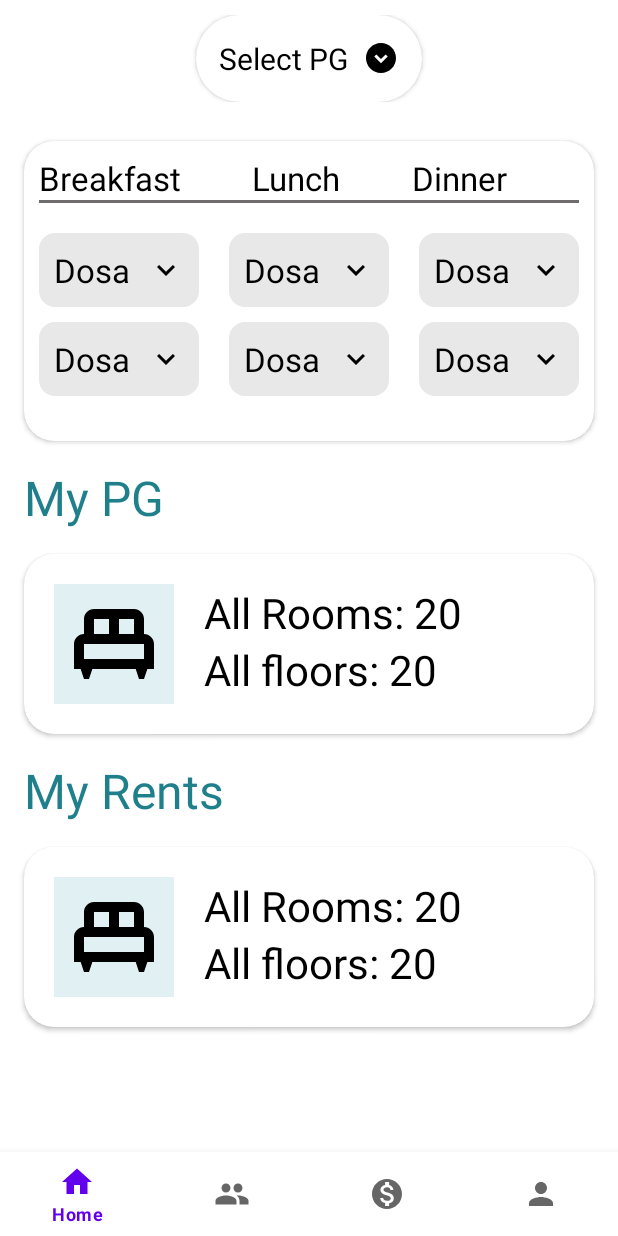
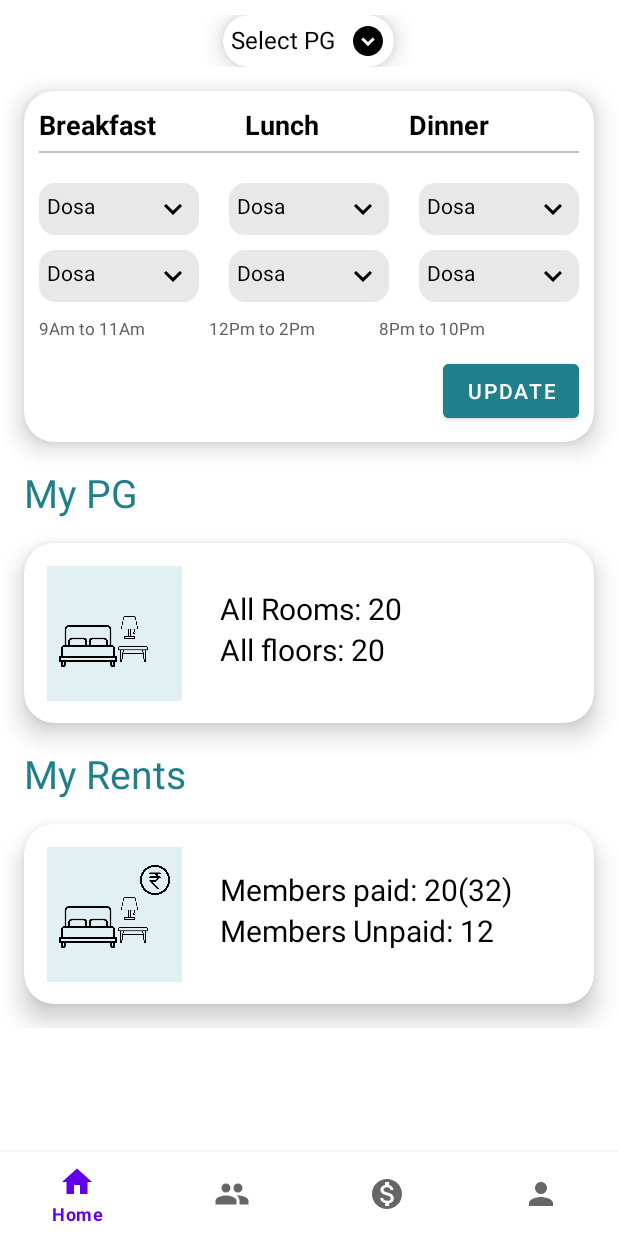
Before and after one commit to anandrajsingh/PGSearch, an Android app: the HomeFragment screen opened directly, with no data from a screen before it, on a phone screen of 412 x 824 dp. Run offline under Robolectric (Android 15) with nearby library versions, the phone set to English and light mode, and no system bars; our stand-ins replace navigation-ui.

Commit message:
Updated UI

```diff
--- /dev/null
+++ b/app/src/main/res/drawable/button2.xml
@@ -0,0 +1,7 @@
+<?xml version="1.0" encoding="utf-8"?>
+<shape xmlns:android="http://schemas.android.com/apk/res/android">
+    <solid android:color="@color/dark" />
+    <stroke android:width="1dp" android:color="@color/dark" />
+    <padding android:left="10dp" android:top="10dp" android:right="10dp" android:bottom="10dp" />
+    <corners android:radius="45dp" />
+</shape>
--- a/app/src/main/res/layout/fragment_home.xml
+++ b/app/src/main/res/layout/fragment_home.xml
@@ -12,34 +12,36 @@
         android:layout_height="match_parent">
 
         <LinearLayout
-            android:layout_margin="10dp"
+            android:layout_marginTop="10dp"
             android:orientation="vertical"
             android:layout_width="match_parent"
             android:layout_height="wrap_content">
 
             <androidx.cardview.widget.CardView
                 app:cardCornerRadius="50dp"
+                app:cardElevation="10dp"
                 android:layout_gravity="center"
                 android:layout_width="wrap_content"
                 android:layout_height="wrap_content">
                 <TextView
-                    android:layout_margin="15dp"
+                    android:layout_margin="5dp"
                     android:text="Select PG"
-                    android:textSize="20sp"
+                    android:textSize="16sp"
                     android:textColor="@color/black"
                     android:layout_width="wrap_content"
                     android:layout_height="wrap_content"
                     android:drawablePadding="10dp"
                     app:drawableEndCompat="@drawable/ic_circle_down" />
             </androidx.cardview.widget.CardView>
+
         </LinearLayout>
 
         <androidx.cardview.widget.CardView
             android:layout_margin="16dp"
             app:cardCornerRadius="20dp"
-            android:elevation="50dp"
+            app:cardElevation="10dp"
             android:layout_width="match_parent"
-            android:layout_height="200dp">
+            android:layout_height="wrap_content">
 
             <LinearLayout
                 android:orientation="vertical"
@@ -55,30 +57,34 @@
                     <TextView
                         android:text="Breakfast"
                         android:textColor="@color/black"
-                        android:textSize="22sp"
+                        android:textSize="18sp"
+                        android:textStyle="bold"
                         android:layout_weight="1"
                         android:layout_width="wrap_content"
                         android:layout_height="wrap_content"/>
                     <TextView
                         android:text="Lunch"
                         android:textColor="@color/black"
-                        android:textSize="22sp"
+                        android:textSize="18sp"
+                        android:textStyle="bold"
                         android:layout_weight="1"
                         android:layout_width="wrap_content"
                         android:layout_height="wrap_content"/>
                     <TextView
                         android:text="Dinner"
                         android:textColor="@color/black"
-                        android:textSize="22sp"
+                        android:textSize="18sp"
+                        android:textStyle="bold"
                         android:layout_weight="1"
                         android:layout_width="wrap_content"
                         android:layout_height="wrap_content"/>
                 </LinearLayout>
 
                 <View
-                    android:background="#6E6C6C"
+                    android:background="#C1BEBE"
+                    android:layout_marginTop="5dp"
                     android:layout_width="match_parent"
-                    android:layout_height="2dp"/>
+                    android:layout_height="1dp"/>
 
                 <LinearLayout
                     android:layout_marginTop="20dp"
@@ -89,10 +95,10 @@
                     <TextView
                         android:text="Dosa"
                         android:textColor="@color/black"
-                        android:textSize="22sp"
+                        android:textSize="14sp"
                         android:layout_weight="1"
                         android:background="@drawable/txt_background"
-                        android:padding="10dp"
+                        android:padding="5dp"
                         android:layout_marginEnd="20dp"
                         android:drawableEnd="@drawable/ic_arrow"
                         android:layout_width="wrap_content"
@@ -100,9 +106,9 @@
                     <TextView
                         android:text="Dosa"
                         android:textColor="@color/black"
-                        android:textSize="22sp"
+                        android:textSize="14sp"
                         android:background="@drawable/txt_background"
-                        android:padding="10dp"
+                        android:padding="5dp"
                         android:layout_marginEnd="20dp"
                         android:layout_weight="1"
                         android:drawableEnd="@drawable/ic_arrow"
@@ -111,9 +117,9 @@
                     <TextView
                         android:text="Dosa"
                         android:textColor="@color/black"
-                        android:textSize="22sp"
+                        android:textSize="14sp"
                         android:background="@drawable/txt_background"
-                        android:padding="10dp"
+                        android:padding="5dp"
                         android:layout_weight="1"
                         android:drawableEnd="@drawable/ic_arrow"
                         android:layout_width="wrap_content"
@@ -129,10 +135,10 @@
                     <TextView
                         android:text="Dosa"
                         android:textColor="@color/black"
-                        android:textSize="22sp"
+                        android:textSize="14sp"
                         android:layout_weight="1"
                         android:background="@drawable/txt_background"
-                        android:padding="10dp"
+                        android:padding="5dp"
                         android:layout_marginEnd="20dp"
                         android:drawableEnd="@drawable/ic_arrow"
                         android:layout_width="wrap_content"
@@ -140,9 +146,9 @@
                     <TextView
                         android:text="Dosa"
                         android:textColor="@color/black"
-                        android:textSize="22sp"
+                        android:textSize="14sp"
                         android:background="@drawable/txt_background"
-                        android:padding="10dp"
+                        android:padding="5dp"
                         android:layout_marginEnd="20dp"
                         android:layout_weight="1"
                         android:drawableEnd="@drawable/ic_arrow"
@@ -151,15 +157,52 @@
                     <TextView
                         android:text="Dosa"
                         android:textColor="@color/black"
-                        android:textSize="22sp"
+                        android:textSize="14sp"
                         android:background="@drawable/txt_background"
-                        android:padding="10dp"
+                        android:padding="5dp"
                         android:layout_weight="1"
                         android:drawableEnd="@drawable/ic_arrow"
                         android:layout_width="wrap_content"
                         android:layout_height="wrap_content"/>
                 </LinearLayout>
 
+                <LinearLayout
+                    android:layout_marginTop="10dp"
+                    android:weightSum="3"
+                    android:orientation="horizontal"
+                    android:layout_width="match_parent"
+                    android:layout_height="wrap_content">
+                    <TextView
+                        android:text="9Am to 11Am"
+                        android:textColor="#616060"
+                        android:textSize="11sp"
+                        android:layout_weight="1"
+                        android:layout_width="wrap_content"
+                        android:layout_height="wrap_content"/>
+                    <TextView
+                        android:text="12Pm to 2Pm"
+                        android:textColor="#616060"
+                        android:textSize="11sp"
+                        android:layout_weight="1"
+                        android:layout_width="wrap_content"
+                        android:layout_height="wrap_content"/>
+                    <TextView
+                        android:text="8Pm to 10Pm"
+                        android:textColor="#616060"
+                        android:textSize="11sp"
+                        android:layout_weight="1"
+                        android:layout_marginEnd="20dp"
+                        android:layout_width="wrap_content"
+                        android:layout_height="wrap_content"/>
+                </LinearLayout>
+
+                <Button
+                    android:text="Update"
+                    android:layout_gravity="right"
+                    android:layout_marginTop="10dp"
+                    android:backgroundTint="@color/dark"
+                    android:layout_width="wrap_content"
+                    android:layout_height="wrap_content"/>
 
             </LinearLayout>
 
@@ -167,7 +210,7 @@
 
         <TextView
             android:text="My PG"
-            android:textSize="32sp"
+            android:textSize="26sp"
             android:textColor="@color/dark"
             android:layout_marginStart="16dp"
             android:layout_width="wrap_content"
@@ -176,7 +219,7 @@
         <androidx.cardview.widget.CardView
             android:layout_margin="16dp"
             app:cardCornerRadius="20dp"
-            android:elevation="50dp"
+            app:cardElevation="10dp"
             android:layout_width="match_parent"
             android:layout_height="120dp">
 
@@ -185,33 +228,58 @@
                 android:layout_width="match_parent"
                 android:layout_height="match_parent">
 
-                <LinearLayout
-                    android:background="#E1F1F3"
-                    android:layout_margin="20dp"
-                    android:layout_width="80dp"
-                    android:layout_height="80dp">
+                <androidx.constraintlayout.widget.ConstraintLayout
+                    android:layout_width="90dp"
+                    android:layout_height="90dp"
+                    android:layout_margin="15dp"
+                    android:background="#E1F1F3">
 
                     <ImageView
-                        android:src="@drawable/baseline_single_bed_24"
-                        android:layout_width="match_parent"
-                        android:layout_height="match_parent"/>
+                        android:id="@+id/imageView2"
+                        android:layout_width="40dp"
+                        android:layout_height="40dp"
+                        android:src="@drawable/bed"
+                        app:layout_constraintBottom_toBottomOf="parent"
+                        app:layout_constraintEnd_toEndOf="parent"
+                        app:layout_constraintHorizontal_bias="0.14"
+                        app:layout_constraintStart_toStartOf="parent"
+                        app:layout_constraintTop_toTopOf="parent"
+                        app:layout_constraintVertical_bias="0.66" />
 
-                </LinearLayout>
+                    <ImageView
+                        android:id="@+id/imageView"
+                        android:layout_width="15dp"
+                        android:layout_height="15dp"
+                        android:src="@drawable/floor_lamp"
+                        app:layout_constraintStart_toEndOf="@+id/imageView2"
+                        app:layout_constraintTop_toTopOf="@+id/imageView2"
+                        app:layout_constraintVertical_bias="0.2" />
+
+                    <ImageView
+                        android:id="@+id/imageView3"
+                        android:layout_width="20dp"
+                        android:layout_height="20dp"
+                        android:src="@drawable/table"
+                        app:layout_constraintStart_toEndOf="@+id/imageView2"
+                        app:layout_constraintTop_toBottomOf="@+id/imageView" />
+
+                </androidx.constraintlayout.widget.ConstraintLayout>
 
                 <LinearLayout
                     android:layout_marginTop="20dp"
+                    android:padding="10dp"
                     android:orientation="vertical"
                     android:layout_width="wrap_content"
                     android:layout_height="wrap_content">
                     <TextView
                         android:text="All Rooms: 20"
-                        android:textSize="28sp"
+                        android:textSize="20sp"
                         android:textColor="@color/black"
                         android:layout_width="wrap_content"
                         android:layout_height="wrap_content"/>
                     <TextView
                         android:text="All floors: 20"
-                        android:textSize="28sp"
+                        android:textSize="20sp"
                         android:textColor="@color/black"
                         android:layout_width="wrap_content"
                         android:layout_height="wrap_content"/>
@@ -223,7 +291,7 @@
 
         <TextView
             android:text="My Rents"
-            android:textSize="32sp"
+            android:textSize="26sp"
             android:textColor="@color/dark"
             android:layout_marginStart="16dp"
             android:layout_width="wrap_content"
@@ -232,7 +300,7 @@
         <androidx.cardview.widget.CardView
             android:layout_margin="16dp"
             app:cardCornerRadius="20dp"
-            android:elevation="50dp"
+            app:cardElevation="10dp"
             android:layout_width="match_parent"
             android:layout_height="120dp">
 
@@ -241,33 +309,68 @@
                 android:layout_width="match_parent"
                 android:layout_height="match_parent">
 
-                <LinearLayout
-                    android:background="#E1F1F3"
-                    android:layout_margin="20dp"
-                    android:layout_width="80dp"
-                    android:layout_height="80dp">
+                <androidx.constraintlayout.widget.ConstraintLayout
+                    android:layout_width="90dp"
+                    android:layout_height="90dp"
+                    android:layout_margin="15dp"
+                    android:background="#E1F1F3">
 
                     <ImageView
-                        android:src="@drawable/baseline_single_bed_24"
-                        android:layout_width="match_parent"
-                        android:layout_height="match_parent"/>
+                        android:id="@+id/image2"
+                        android:layout_width="40dp"
+                        android:layout_height="40dp"
+                        android:src="@drawable/bed"
+                        app:layout_constraintBottom_toBottomOf="parent"
+                        app:layout_constraintEnd_toEndOf="parent"
+                        app:layout_constraintHorizontal_bias="0.14"
+                        app:layout_constraintStart_toStartOf="parent"
+                        app:layout_constraintTop_toTopOf="parent"
+                        app:layout_constraintVertical_bias="0.66" />
 
-                </LinearLayout>
+                    <ImageView
+                        android:id="@+id/image"
+                        android:layout_width="15dp"
+                        android:layout_height="15dp"
+                        android:src="@drawable/floor_lamp"
+                        app:layout_constraintStart_toEndOf="@+id/image2"
+                        app:layout_constraintTop_toTopOf="@+id/image2"
+                        app:layout_constraintVertical_bias="0.2" />
+
+                    <ImageView
+                        android:id="@+id/image3"
+                        android:layout_width="20dp"
+                        android:layout_height="20dp"
+                        android:src="@drawable/table"
+                        app:layout_constraintStart_toEndOf="@+id/image2"
+                        app:layout_constraintTop_toBottomOf="@+id/image" />
+
+                    <ImageView
+                        android:id="@+id/image4"
+                        android:layout_width="20dp"
+                        android:layout_height="20dp"
+                        android:layout_marginTop="12dp"
+                        android:layout_marginEnd="8dp"
+                        android:src="@drawable/rupee"
+                        app:layout_constraintEnd_toEndOf="parent"
+                        app:layout_constraintTop_toTopOf="parent" />
+
+                </androidx.constraintlayout.widget.ConstraintLayout>
 
                 <LinearLayout
                     android:layout_marginTop="20dp"
+                    android:padding="10dp"
                     android:orientation="vertical"
                     android:layout_width="wrap_content"
                     android:layout_height="wrap_content">
                     <TextView
-                        android:text="All Rooms: 20"
-                        android:textSize="28sp"
+                        android:text="Members paid: 20(32)"
+                        android:textSize="20sp"
                         android:textColor="@color/black"
                         android:layout_width="wrap_content"
                         android:layout_height="wrap_content"/>
                     <TextView
-                        android:text="All floors: 20"
-                        android:textSize="28sp"
+                        android:text="Members Unpaid: 12"
+                        android:textSize="20sp"
                         android:textColor="@color/black"
                         android:layout_width="wrap_content"
                         android:layout_height="wrap_content"/>
```
Also changed, not shown: app/src/main/res/drawable/bed.png (added), app/src/main/res/drawable/floor_lamp.png (added), app/src/main/res/drawable/ic_bed.xml (renamed from app/src/main/res/drawable/baseline_single_bed_24.xml), app/src/main/res/drawable/rupee.png (added), app/src/main/res/drawable/table.png (added).
